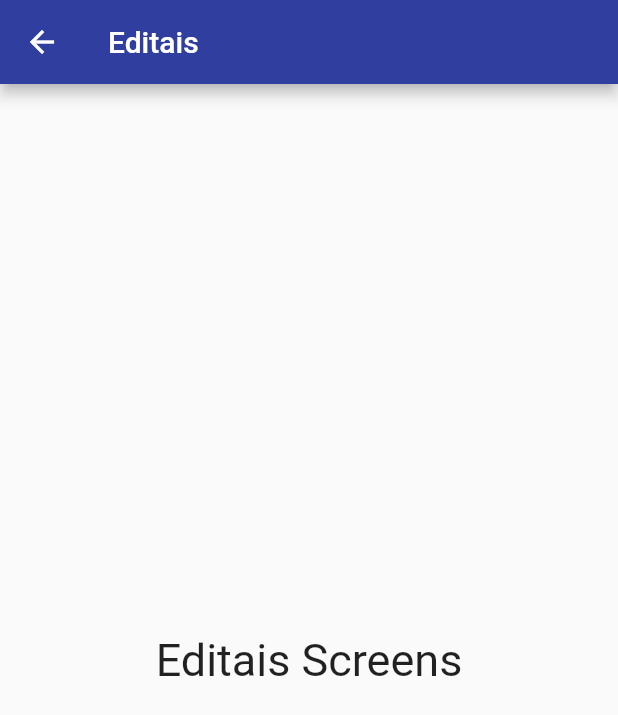
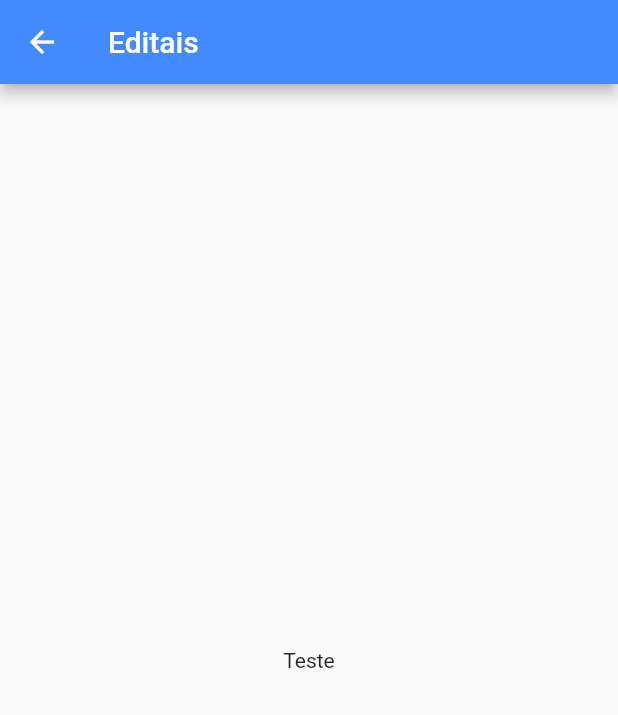
Before and after one commit to gleydsonbrito/progesti-app, a Flutter app: the Editais screen opened by its route, on a phone screen of 412 x 824 dp. Shown: the top 715 px of the screen. Run offline on Flutter 3.47's test engine with Material 2 defaults, Android fonts, the light colour scheme and no system bars.

Commit message:
some refactors

```diff
--- a/lib/components/new.dart
+++ b/lib/components/new.dart
@@ -1,6 +1,7 @@
 import 'package:flutter/material.dart';
 import 'package:progesti_app/style.dart';
 
+@immutable
 class New extends StatelessWidget {
   String title;
   String body;
--- a/lib/pages/Editais.dart
+++ b/lib/pages/Editais.dart
@@ -1,5 +1,4 @@
 import 'package:flutter/material.dart';
-import 'package:progesti_app/style.dart';
 
 class Editais extends StatelessWidget {
   @override
@@ -7,15 +6,10 @@ class Editais extends StatelessWidget {
     return Scaffold(
       appBar: AppBar(
         title: Text("Editais"),
-        backgroundColor: mainColor,
+        backgroundColor: Colors.blueAccent,
       ),
       body: Center(
-        child: Text(
-          "Editais Screens",
-          style: TextStyle(
-            fontSize: 30,
-          ),
-        ),
+        child: Text("Teste"),
       ),
     );
   }
--- a/pubspec.yaml
+++ b/pubspec.yaml
@@ -22,8 +22,7 @@ environment:
 
 dependencies:
   flutter:
-    sdk: flutter
-  webview_flutter: 0.3.22+1
+    sdk: flutterß
   path_provider:
 
 
```
Also changed, not shown: pubspec.lock, 3 other files.
